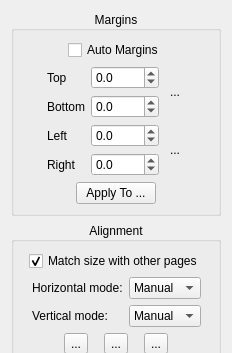
Qt form src/core/filters/page_layout/OptionsWidget.ui (vigri/scantailor-advanced) before a commit; both pictures show x 0 to 232 and y 0 to 353 of the 232 by 804 pixel window.
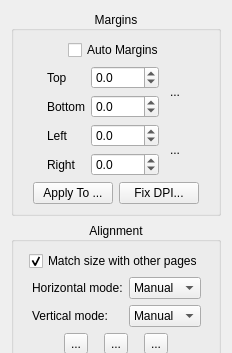
The same form after that commit. Icons and pictures are not drawn. Custom widgets are drawn as their Qt base class.

Commit message: Enhance build configuration and testing options

Diff of the .ui file:
```diff
--- a/src/core/filters/page_layout/OptionsWidget.ui
+++ b/src/core/filters/page_layout/OptionsWidget.ui
@@ -298,6 +298,13 @@
           </property>
          </widget>
         </item>
+        <item>
+         <widget class="QPushButton" name="fixDpiBtn">
+          <property name="text">
+           <string>Fix DPI...</string>
+          </property>
+         </widget>
+        </item>
         <item>
          <spacer name="horizontalSpacer_10">
           <property name="orientation">
```
The commit also changes 17 other files.
